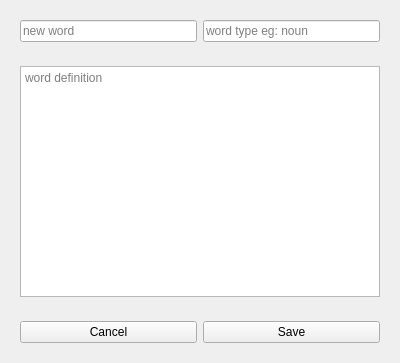
Before: the Qt Designer form ui/new_word.ui in danielafriyie/gransoft_dictionary, drawn with Qt 5.
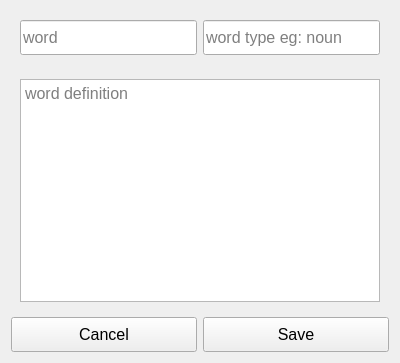
After: the same form once the commit is applied. Icons and pictures are not drawn.

```diff
--- a/ui/new_word.ui
+++ b/ui/new_word.ui
@@ -13,19 +13,37 @@
   <property name="windowTitle">
    <string>Form</string>
   </property>
-  <layout class="QGridLayout" name="gridLayout_4">
+  <property name="styleSheet">
+   <string notr="true">margin: 0;
+padding: 0;
+font-family: &quot;Times New Roman&quot;, Times, serif;
+font-size: 16px;</string>
+  </property>
+  <layout class="QGridLayout" name="gridLayout_3">
    <item row="0" column="0">
     <widget class="QWidget" name="widget" native="true">
      <layout class="QGridLayout" name="gridLayout">
       <item row="0" column="0">
        <widget class="QLineEdit" name="word_entry">
+        <property name="minimumSize">
+         <size>
+          <width>0</width>
+          <height>35</height>
+         </size>
+        </property>
         <property name="placeholderText">
-         <string>new word</string>
+         <string>word</string>
         </property>
        </widget>
       </item>
       <item row="0" column="1">
        <widget class="QLineEdit" name="word_type_entry">
+        <property name="minimumSize">
+         <size>
+          <width>0</width>
+          <height>35</height>
+         </size>
+        </property>
         <property name="placeholderText">
          <string>word type eg: noun</string>
         </property>
@@ -48,10 +66,15 @@
     </widget>
    </item>
    <item row="2" column="0">
-    <widget class="QWidget" name="widget_3" native="true">
-     <layout class="QGridLayout" name="gridLayout_3">
-      <item row="0" column="0">
+    <layout class="QHBoxLayout" name="horizontalLayout">
+     <item>
        <widget class="QPushButton" name="cancel_btn">
+       <property name="minimumSize">
+        <size>
+         <width>0</width>
+         <height>35</height>
+        </size>
+       </property>
         <property name="text">
          <string>Cancel</string>
         </property>
@@ -61,8 +84,14 @@
         </property>
        </widget>
       </item>
-      <item row="0" column="1">
+     <item>
        <widget class="QPushButton" name="save_btn">
+       <property name="minimumSize">
+        <size>
+         <width>0</width>
+         <height>35</height>
+        </size>
+       </property>
         <property name="text">
          <string>Save</string>
         </property>
@@ -73,7 +102,6 @@
        </widget>
       </item>
      </layout>
-    </widget>
    </item>
   </layout>
  </widget>
```
Left out of the diff: 9 changed lines with no effect on the pictures. Lines whose indentation alone changed are shown as unchanged.
